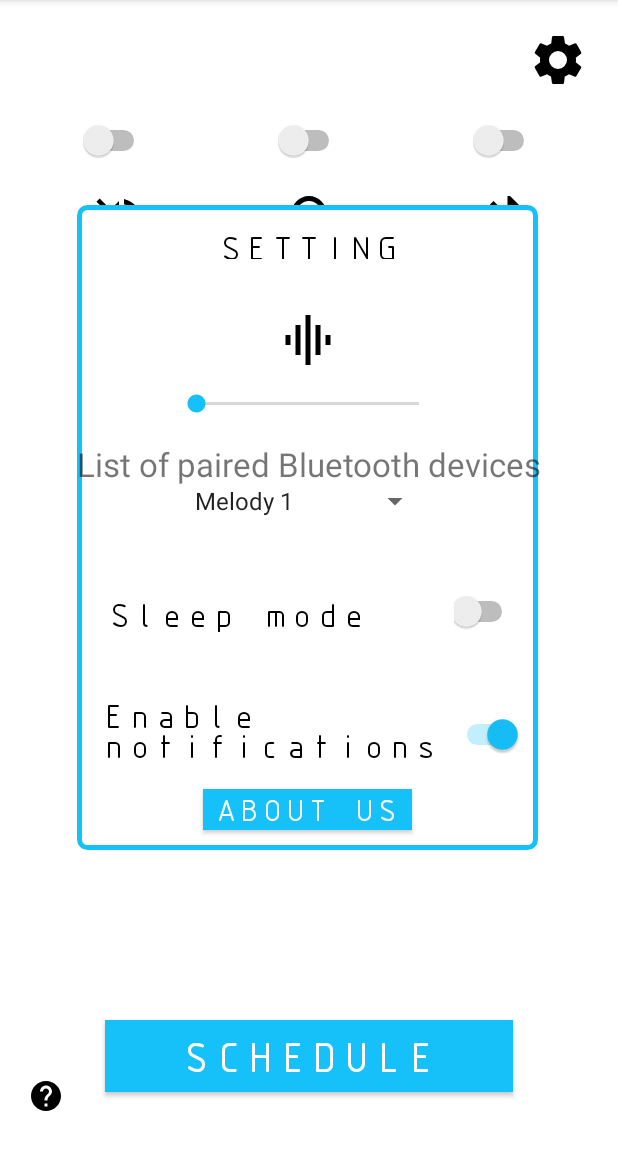
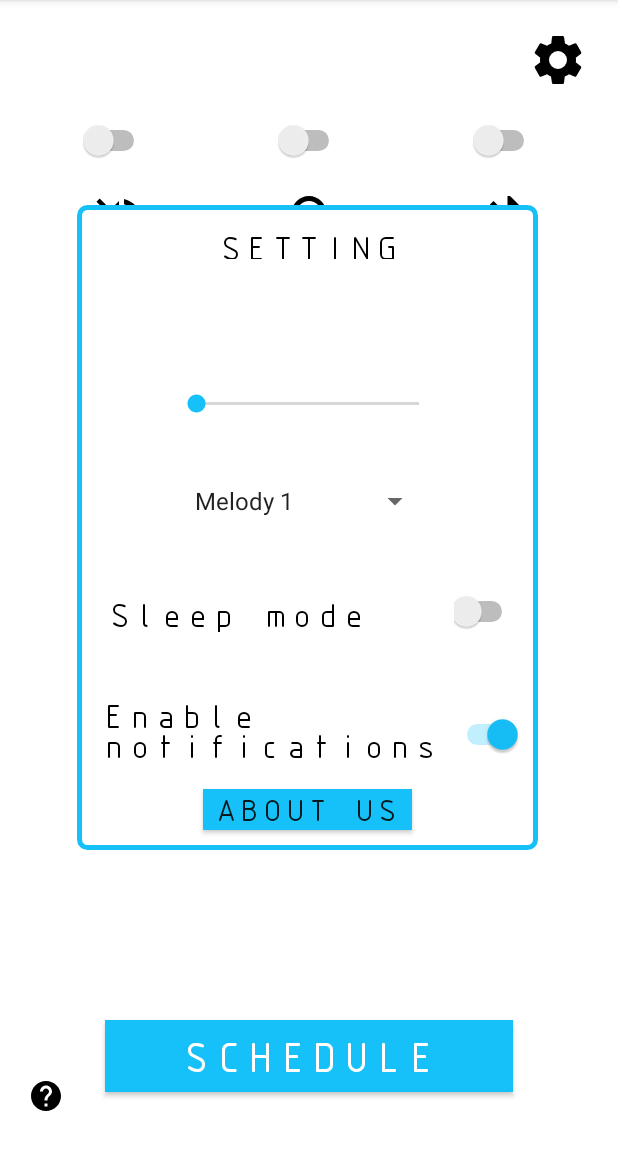
Before and after one commit to aesdhrill/ThePiller, an Android app: the screen it shows after launch (MainActivity), after a tap on an icon or button, on a phone screen of 412 x 824 dp, the part 84-1236 px from its top. Run offline under Robolectric (Android 15) with nearby library versions, the light colour scheme and no system bars; 2 statements that could not run were skipped.

Commit message:
UI changes, before removing frame

```diff
--- a/app/build.gradle
+++ b/app/build.gradle
@@ -34,6 +34,7 @@ android {
             version "3.10.2"
         }
     }
+    ndkVersion '21.0.6113669'
 }
 
 dependencies {
--- a/app/src/main/res/layout/activity_main.xml
+++ b/app/src/main/res/layout/activity_main.xml
@@ -263,9 +263,7 @@
             android:layout_marginEnd="13dp"
             android:layout_marginRight="13dp"
             android:layout_marginBottom="143dp"
-            android:theme="@style/switchMode"
-            app:layout_constraintBottom_toBottomOf="parent"
-            app:layout_constraintEnd_toEndOf="parent" />
+            android:theme="@style/switchMode" />
 
         <TextView
             android:id="@+id/notificationsText"
@@ -307,14 +305,7 @@
             android:fontFamily="@font/isocteur"
             android:text="@string/sleep_mode"
             android:textColor="#000000"
-            android:textSize="24sp"
-            app:drawableTint="#FFFFFF"
-            app:layout_constraintBottom_toBottomOf="parent"
-            app:layout_constraintEnd_toStartOf="@+id/switchMode"
-            app:layout_constraintHorizontal_bias="0.0"
-            app:layout_constraintStart_toStartOf="parent"
-            app:layout_constraintTop_toTopOf="parent"
-            app:layout_constraintVertical_bias="0.65" />
+            android:textSize="24sp" />
 
         <Switch
             android:id="@+id/switchNotifications"
@@ -333,13 +324,10 @@
             android:layout_marginRight="10dp"
             android:layout_marginBottom="61dp"
             android:checked="true"
-            android:theme="@style/switchNotifications"
-            app:layout_constraintEnd_toEndOf="parent"
-            tools:layout_editor_absoluteY="398dp" />
+            android:theme="@style/switchNotifications" />
 
         <Button
             android:id="@+id/aboutUs"
-            style="@style/Widget.AppCompat.Button.Colored"
             android:layout_width="139dp"
             android:layout_height="27dp"
             android:layout_alignParentStart="true"
@@ -374,8 +362,7 @@
             android:layout_marginTop="18dp"
             android:layout_marginEnd="133dp"
             android:layout_marginRight="133dp"
-            android:layout_marginBottom="320dp"
-            app:srcCompat="@drawable/ic_graphic_eq_black_24dp" />
+            android:layout_marginBottom="320dp" />
 
         <SeekBar
             android:id="@+id/seekBar"
@@ -412,13 +399,13 @@
             android:layout_height="match_parent"
             android:background="@drawable/border"
             android:padding="15dp"
-            android:visibility="invisible" >
+            android:visibility="invisible">
 
         </RelativeLayout>
 
     </RelativeLayout>
 
-    <FrameLayout
+    <androidx.constraintlayout.widget.ConstraintLayout
         android:id="@+id/bt-connection"
         android:layout_width="367dp"
         android:layout_height="357dp"
@@ -428,22 +415,63 @@
         android:layout_marginEnd="16dp"
         android:layout_marginRight="16dp"
         android:layout_marginBottom="8dp"
-        android:visibility="visible"
+        android:background="@drawable/border"
+        android:visibility="invisible"
         app:layout_constraintBottom_toTopOf="@+id/schedule"
         app:layout_constraintEnd_toEndOf="parent"
         app:layout_constraintHorizontal_bias="0.5"
         app:layout_constraintStart_toStartOf="parent"
         app:layout_constraintTop_toBottomOf="@+id/appName">
 
+        <Button
+            android:id="@+id/discoverButton"
+            android:layout_width="355dp"
+            android:layout_height="36dp"
+            android:text="@string/discover"
+            app:layout_constraintBottom_toBottomOf="parent"
+            app:layout_constraintEnd_toEndOf="parent"
+            app:layout_constraintStart_toStartOf="parent" />
+
+        <ListView
+            android:id="@+id/pairedDevices"
+            android:layout_width="wrap_content"
+            android:layout_height="0dp"
+            android:visibility="visible"
+            app:layout_constraintBottom_toBottomOf="parent"
+            app:layout_constraintBottom_toTopOf="@+id/discoverButton"
+            app:layout_constraintEnd_toEndOf="parent"
+            app:layout_constraintHorizontal_bias="0.5"
+            app:layout_constraintStart_toStartOf="parent"
+            app:layout_constraintTop_toBottomOf="@id/btConnectionName"
+            app:layout_constraintVertical_bias="0.39" />
+
+        <ListView
+            android:id="@+id/discoveredDevices"
+            android:layout_width="wrap_content"
+            android:layout_height="0dp"
+            android:visibility="gone"
+            app:layout_constraintBottom_toTopOf="@+id/discoverButton"
+            app:layout_constraintEnd_toEndOf="parent"
+            app:layout_constraintHorizontal_bias="0.5"
+            app:layout_constraintStart_toStartOf="parent"
+            app:layout_constraintTop_toBottomOf="@id/btConnectionName"
+            app:layout_constraintVertical_bias="0.39" />
+
         <TextView
-            android:id="@+id/bt-connection-name"
-            android:layout_width="match_parent"
+            android:id="@+id/btConnectionName"
+            android:layout_width="0dp"
             android:layout_height="wrap_content"
             android:gravity="center"
             android:text="@string/btConnection"
             android:textSize="22sp"
-            app:autoSizeTextType="uniform" />
+            android:visibility="visible"
+            app:autoSizeTextType="uniform"
+            app:layout_constraintBottom_toBottomOf="parent"
+            app:layout_constraintEnd_toEndOf="parent"
+            app:layout_constraintStart_toStartOf="parent"
+            app:layout_constraintTop_toTopOf="parent"
+            app:layout_constraintVertical_bias="0.0" />
 
-    </FrameLayout>
+    </androidx.constraintlayout.widget.ConstraintLayout>
 
 </androidx.constraintlayout.widget.ConstraintLayout>
--- a/app/src/main/res/values/strings.xml
+++ b/app/src/main/res/values/strings.xml
@@ -19,6 +19,7 @@
     <string name="change_it_to_put_the_piller_into_sleep_mode_and_save_battery">Change it to put \"The Piller\" into sleep mode and save battery.</string>
     <string name="set_the_volume_and_the_sound">Set the volume and the sound.</string>
     <string name="btConnection">List of paired Bluetooth devices</string>
+    <string name="discover">Search for another device</string>
     <string-array name="melodies">
         <item>Melody 1</item>
         <item>Melody 2</item>
--- a/build.gradle
+++ b/build.gradle
@@ -8,7 +8,7 @@ buildscript {
 
     }
     dependencies {
-        classpath 'com.android.tools.build:gradle:3.6.3'
+        classpath 'com.android.tools.build:gradle:4.0.0'
 
 
         // NOTE: Do not place your application dependencies here; they belong
```
Also changed, not shown: gradle/wrapper/gradle-wrapper.properties.
